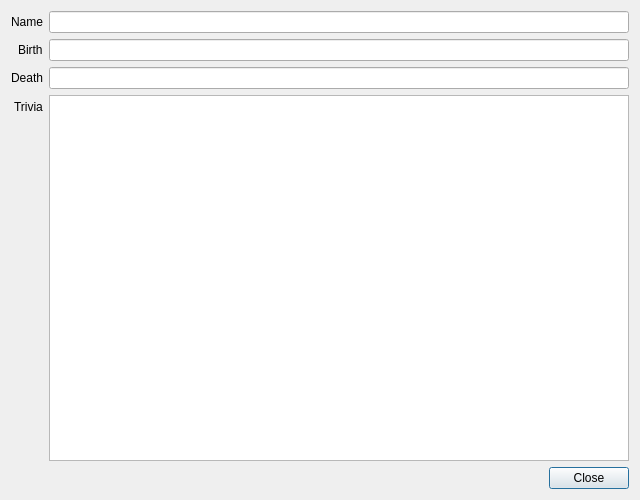
Above: ui_castdialog.ui from timcking/pyqt-imdb before the change. Below: the same form after it.
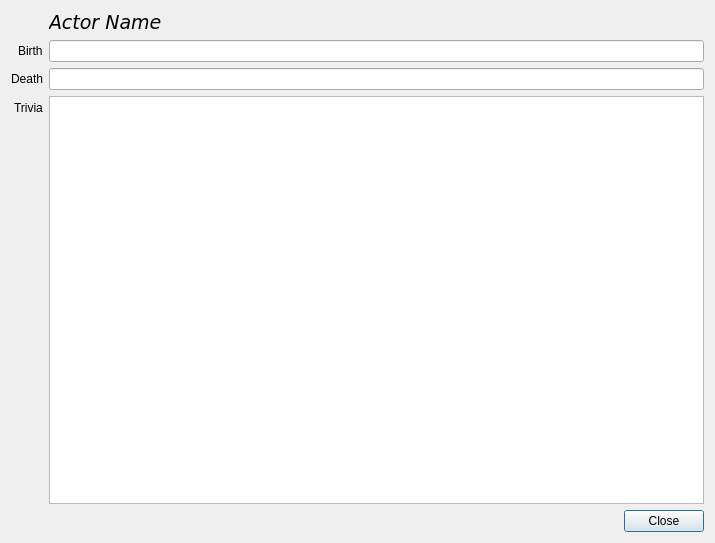
That is the form after the change. Icons and pictures are not drawn.

Commit message: Headshot moved to a label image

Diff of the .ui file:
```diff
--- a/ui_castdialog.ui
+++ b/ui_castdialog.ui
@@ -6,8 +6,8 @@
    <rect>
     <x>0</x>
     <y>0</y>
-    <width>640</width>
-    <height>500</height>
+    <width>715</width>
+    <height>543</height>
    </rect>
   </property>
   <property name="minimumSize">
@@ -28,15 +28,46 @@
      <property name="labelAlignment">
       <set>Qt::AlignRight|Qt::AlignTrailing|Qt::AlignVCenter</set>
      </property>
-     <item row="0" column="0">
-      <widget class="QLabel" name="label_3">
-       <property name="text">
-        <string>Name</string>
-       </property>
-      </widget>
-     </item>
      <item row="0" column="1">
-      <widget class="QLineEdit" name="leName"/>
+      <layout class="QHBoxLayout" name="horizontalLayout">
+       <item>
+        <widget class="QLabel" name="labelName">
+         <property name="font">
+          <font>
+           <family>DejaVu Sans</family>
+           <pointsize>14</pointsize>
+           <italic>true</italic>
+          </font>
+         </property>
+         <property name="text">
+          <string>Actor Name</string>
+         </property>
+        </widget>
+       </item>
+       <item>
+        <spacer name="horizontalSpacer">
+         <property name="orientation">
+          <enum>Qt::Horizontal</enum>
+         </property>
+         <property name="sizeType">
+          <enum>QSizePolicy::Minimum</enum>
+         </property>
+         <property name="sizeHint" stdset="0">
+          <size>
+           <width>40</width>
+           <height>20</height>
+          </size>
+         </property>
+        </spacer>
+       </item>
+       <item>
+        <widget class="QLabel" name="labelPhoto">
+         <property name="text">
+          <string/>
+         </property>
+        </widget>
+       </item>
+      </layout>
      </item>
      <item row="1" column="0">
       <widget class="QLabel" name="label">
```
Left out of the diff: 5 changed lines with no effect on the pictures. The commit also changes 7 other files.
